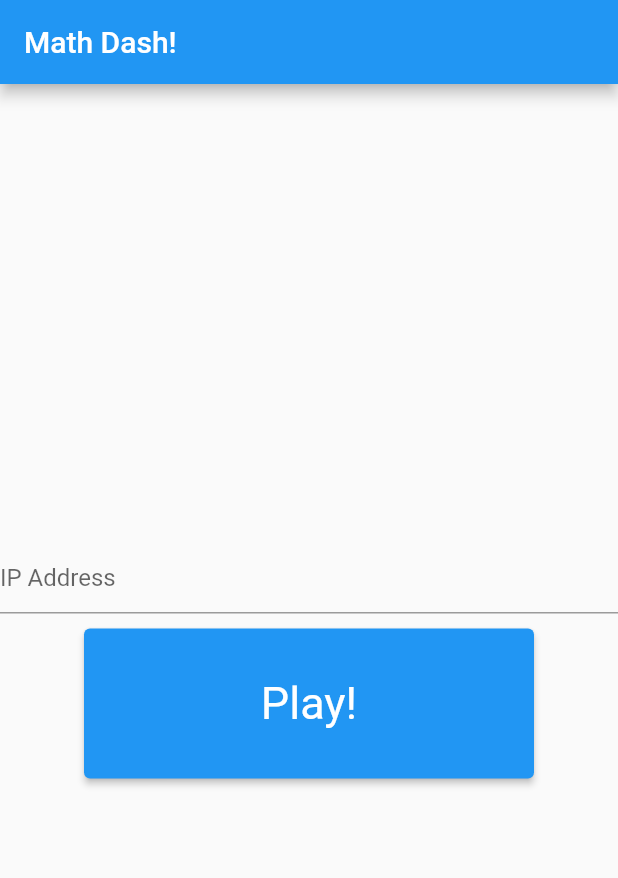
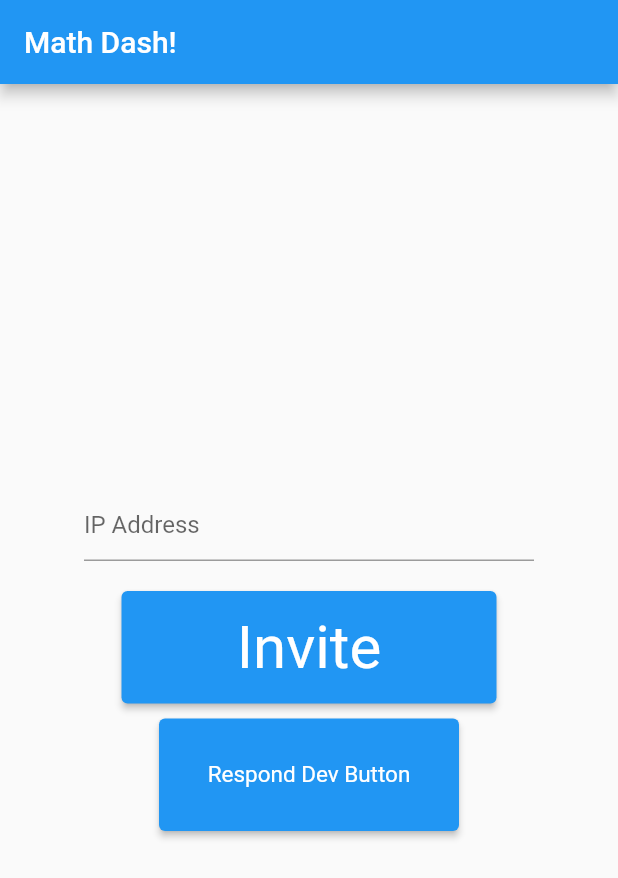
Before and after one commit to KhounborineII/MathDash, a Flutter app: the screen it shows after launch, on a phone screen of 412 x 824 dp. Shown: the top 878 px of the screen. Run offline on Flutter 3.47's test engine with Material 2 defaults, Android fonts, the phone set to English and light mode, and no system bars.

Commit message:
Request and Request Screens added + Page Navigation
Temporary Buttons have been added to account for the current missing network functionality. Minor UI adjustments made, building up to the desire visual appearance of the final product.

```diff
--- a/lib/home_screen.dart
+++ b/lib/home_screen.dart
@@ -1,5 +1,7 @@
 import 'package:flutter/material.dart';
 import 'package:math_dash/game_screen.dart';
+import 'package:math_dash/request_screen.dart';
+import 'package:math_dash/respond_screen.dart';
 
 class MyHomePage extends StatefulWidget {
   const MyHomePage({super.key, required this.title});
@@ -22,6 +24,24 @@ class _MyHomePageState extends State<MyHomePage> {
       );
     }
 
+    void openRequest() {
+      Navigator.push(
+        context,
+        MaterialPageRoute(
+          builder: (context) => const RequestPage(),
+        ),
+      );
+    }
+
+    void openRespond() {
+      Navigator.push(
+        context,
+        MaterialPageRoute(
+          builder: (context) => const RespondPage(),
+        ),
+      );
+    }
+
     return WillPopScope(
       onWillPop: () async {
         return false;
@@ -35,22 +55,40 @@ class _MyHomePageState extends State<MyHomePage> {
           child: Column(
             mainAxisAlignment: MainAxisAlignment.center,
             children: <Widget>[
-              TextField(
-                onChanged: (value) {
-                  setState(() {});
-                },
-                decoration: const InputDecoration(hintText: "IP Address"),
+              SizedBox(
+                width: 300,
+                child: TextField(
+                  onChanged: (value) {
+                    setState(() {});
+                  },
+                  decoration: const InputDecoration(hintText: "IP Address"),
+                ),
               ),
+              const SizedBox(height: 20),
+              SizedBox(
+                  width: 250,
+                  height: 75,
+                  child: ElevatedButton(
+                      key: const Key("InviteButton"),
+                      onPressed: openRequest,
+                      style: ElevatedButton.styleFrom(
+                          textStyle: const TextStyle(fontSize: 40)),
+                      child: const Text("Invite"))),
               const SizedBox(height: 10),
+
+              // Button Below will not exist.
+              // Button should be replaced with logic code that
+              // relates to the network when a play request is sent.
+
               SizedBox(
-                  width: 300,
-                  height: 100,
+                  width: 200,
+                  height: 75,
                   child: ElevatedButton(
-                      key: const Key("PlayButton"),
-                      onPressed: openGame,
+                      key: const Key("TempRespondButton"),
+                      onPressed: openRespond,
                       style: ElevatedButton.styleFrom(
-                          textStyle: const TextStyle(fontSize: 30)),
-                      child: const Text("Play!"))),
+                          textStyle: const TextStyle(fontSize: 15)),
+                      child: const Text("Respond Dev Button"))),
             ],
           ),
         ),
```
Also changed, not shown: lib/request_screen.dart (added, +70 -0 lines), lib/respond_screen.dart (added, +81 -0 lines).
